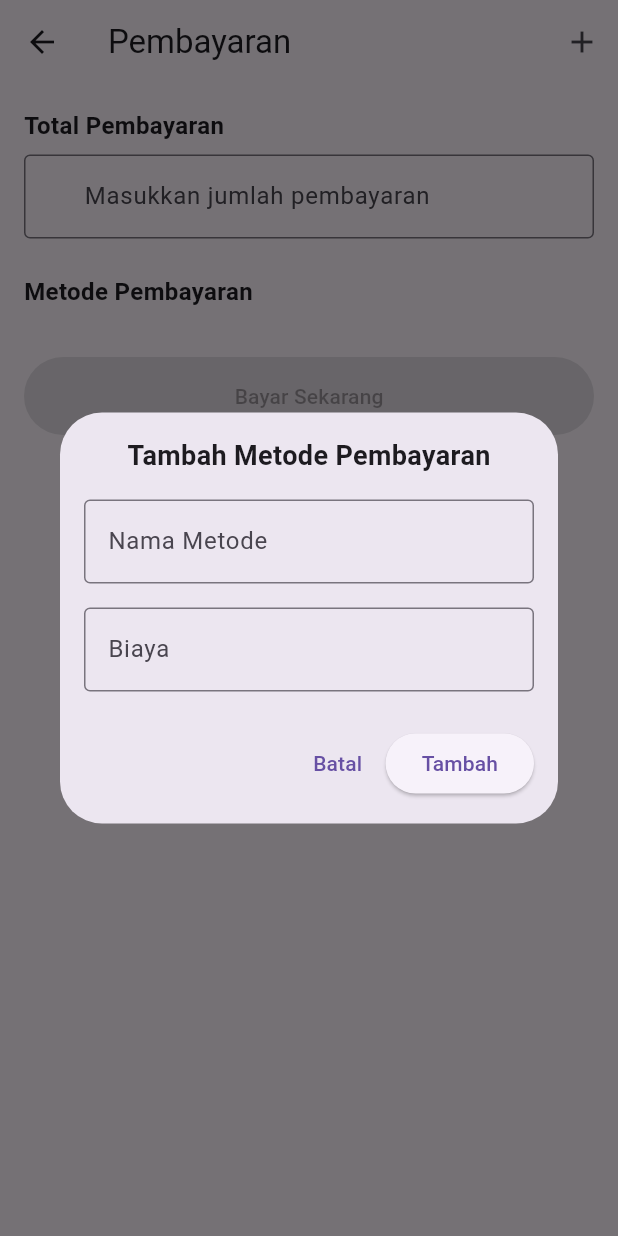
After one commit to reddishowo/dressmaker-app, a Flutter app: the PaymentView screen opened by its route, after a tap on the "add" icon, on a phone screen of 412 x 824 dp. The commit adds this screen. Run offline on Flutter 3.47's test engine with Material 3 defaults, Android fonts, the phone set to English and light mode, and no system bars; our stand-ins replace cloud_firestore, firebase_auth, firebase_core, get, get_storage, timeago; accounts and stored records are empty.

Commit message:
add payment page

```diff
--- /dev/null
+++ b/lib/app/data/models/payment_method_model.dart
@@ -0,0 +1,27 @@
+class PaymentMethodModel {
+  String? id;
+  String? name;
+  double? fee;
+
+  PaymentMethodModel({
+    this.id,
+    this.name,
+    this.fee,
+  });
+
+  Map<String, dynamic> toJson() {
+    return {
+      'id': id,
+      'name': name,
+      'fee': fee,
+    };
+  }
+
+  factory PaymentMethodModel.fromJson(Map<String, dynamic> json) {
+    return PaymentMethodModel(
+      id: json['id'],
+      name: json['name'],
+      fee: json['fee']?.toDouble(),
+    );
+  }
+}
--- /dev/null
+++ b/lib/app/data/models/payment_model.dart
@@ -0,0 +1,35 @@
+class PaymentModel {
+  String? id;
+  String? method;
+  double? amount;
+  String? status;
+  DateTime? createdAt;
+
+  PaymentModel({
+    this.id,
+    this.method,
+    this.amount,
+    this.status,
+    this.createdAt,
+  });
+
+  Map<String, dynamic> toJson() {
+    return {
+      'id': id,
+      'method': method,
+      'amount': amount,
+      'status': status,
+      'createdAt': createdAt?.toIso8601String(),
+    };
+  }
+
+  factory PaymentModel.fromJson(Map<String, dynamic> json) {
+    return PaymentModel(
+      id: json['id'],
+      method: json['method'],
+      amount: json['amount']?.toDouble(),
+      status: json['status'],
+      createdAt: json['createdAt'] != null ? DateTime.parse(json['createdAt']) : null,
+    );
+  }
+}
--- a/lib/app/modules/order/controllers/order_controller.dart
+++ b/lib/app/modules/order/controllers/order_controller.dart
@@ -104,7 +104,7 @@ class OrderController extends GetxController {
       homeController.loadUserData();
 
       // Navigate back to home
-      Get.offNamed('/home');
+      Get.offNamed('/payment');
     } catch (e) {
       Get.snackbar(
         "Error",
--- /dev/null
+++ b/lib/app/modules/payment/bindings/payment_binding.dart
@@ -0,0 +1,8 @@
+import 'package:get/get.dart';
+import '../controllers/payment_controller.dart';
+class PaymentBinding implements Bindings {
+  @override
+  void dependencies() {
+    Get.lazyPut(() => PaymentController());
+  }
+}
--- /dev/null
+++ b/lib/app/modules/payment/controllers/payment_controller.dart
@@ -0,0 +1,125 @@
+import 'package:get/get.dart';
+import 'package:cloud_firestore/cloud_firestore.dart';
+import '../../../data/models/payment_method_model.dart';
+import '../../../data/models/payment_model.dart';
+
+class PaymentController extends GetxController {
+  final FirebaseFirestore _firestore = FirebaseFirestore.instance;
+
+  final Rx<String> selectedMethod = ''.obs;
+  final RxBool isLoading = false.obs;
+  final RxDouble amount = 0.0.obs;
+  final RxList<PaymentMethodModel> paymentMethods = <PaymentMethodModel>[].obs;
+
+  @override
+  void onInit() {
+    super.onInit();
+    fetchPaymentMethods();
+  }
+
+  // Fetch payment methods from Firebase
+  Future<void> fetchPaymentMethods() async {
+    try {
+      final snapshot = await _firestore.collection('payment_methods').get();
+      final methods = snapshot.docs
+          .map((doc) => PaymentMethodModel.fromJson(doc.data()))
+          .toList();
+      paymentMethods.assignAll(methods);
+    } catch (e) {
+      Get.snackbar('Error', 'Gagal mengambil metode pembayaran: $e');
+    }
+  }
+
+  // Add new payment method
+  Future<void> addPaymentMethod(PaymentMethodModel method) async {
+    try {
+      isLoading.value = true;
+      final docRef = _firestore.collection('payment_methods').doc();
+      method.id = docRef.id;
+      await docRef.set(method.toJson());
+      await fetchPaymentMethods();
+      Get.back(); // Close dialog
+      Get.snackbar('Sukses', 'Metode pembayaran berhasil ditambahkan');
+    } catch (e) {
+      Get.snackbar('Error', 'Gagal menambahkan metode pembayaran: $e');
+    } finally {
+      isLoading.value = false;
+    }
+  }
+
+  // Update payment method
+  Future<void> updatePaymentMethod(PaymentMethodModel method) async {
+    try {
+      isLoading.value = true;
+      await _firestore
+          .collection('payment_methods')
+          .doc(method.id)
+          .update(method.toJson());
+      await fetchPaymentMethods();
+      Get.back(); // Close dialog
+      Get.snackbar('Sukses', 'Metode pembayaran berhasil diperbarui');
+    } catch (e) {
+      Get.snackbar('Error', 'Gagal memperbarui metode pembayaran: $e');
+    } finally {
+      isLoading.value = false;
+    }
+  }
+
+  // Delete payment method
+  Future<void> showdeletePaymentMethod(String id) async {
+    try {
+      isLoading.value = true;
+      await _firestore.collection('payment_methods').doc(id).delete();
+      await fetchPaymentMethods();
+      Get.snackbar('Sukses', 'Metode pembayaran berhasil dihapus');
+    } catch (e) {
+      Get.snackbar('Error', 'Gagal menghapus metode pembayaran: $e');
+    } finally {
+      isLoading.value = false;
+    }
+  }
+
+  void setPaymentMethod(String method) {
+    selectedMethod.value = method;
+  }
+
+  void setAmount(double value) {
+    amount.value = value;
+  }
+
+  Future<void> processPayment() async {
+    if (selectedMethod.isEmpty) {
+      Get.snackbar('Error', 'Pilih metode pembayaran terlebih dahulu');
+      return;
+    }
+
+    try {
+      isLoading.value = true;
+
+      final payment = PaymentModel(
+        id: DateTime.now().millisecondsSinceEpoch.toString(),
+        method: selectedMethod.value,
+        amount: amount.value,
+        status: 'success',
+        createdAt: DateTime.now(),
+      );
+
+      await _firestore
+          .collection('payments')
+          .doc(payment.id)
+          .set(payment.toJson());
+
+      Get.snackbar('Sukses', 'Pembayaran berhasil diproses');
+
+      // Reset form dan navigate ke home
+      selectedMethod.value = '';
+      amount.value = 0.0;
+      Get.offAllNamed('/home');
+
+    } catch (e) {
+      Get.snackbar('Error', 'Terjadi kesalahan: $e');
+    } finally {
+      isLoading.value = false;
+    }
+  }
+}
--- /dev/null
+++ b/lib/app/modules/payment/views/payment_view.dart
@@ -0,0 +1,210 @@
+import 'package:flutter/material.dart';
+import 'package:get/get.dart';
+import '../controllers/payment_controller.dart';
+import '../../../data/models/payment_method_model.dart';
+
+class PaymentView extends GetView<PaymentController> {
+  const PaymentView({Key? key}) : super(key: key);
+
+  @override
+  Widget build(BuildContext context) {
+    return Scaffold(
+      appBar: AppBar(
+        title: const Text('Pembayaran'),
+        actions: [
+          IconButton(
+            icon: const Icon(Icons.add),
+            onPressed: () => _showPaymentMethodDialog(),
+          ),
+        ],
+      ),
+      body: Obx(
+        () => controller.isLoading.value
+            ? const Center(child: CircularProgressIndicator())
+            : SingleChildScrollView(
+                padding: const EdgeInsets.all(16),
+                child: Column(
+                  crossAxisAlignment: CrossAxisAlignment.start,
+                  children: [
+                    const Text(
+                      'Total Pembayaran',
+                      style: TextStyle(
+                        fontSize: 16,
+                        fontWeight: FontWeight.bold,
+                      ),
+                    ),
+                    const SizedBox(height: 8),
+                    TextField(
+                      keyboardType: TextInputType.number,
+                      decoration: const InputDecoration(
+                        border: OutlineInputBorder(),
+                        hintText: 'Masukkan jumlah pembayaran',
+                        prefixText: 'Rp ',
+                      ),
+                      onChanged: (value) {
+                        controller.setAmount(
+                          double.tryParse(value) ?? 0.0,
+                        );
+                      },
+                    ),
+                    const SizedBox(height: 24),
+                    Row(
+                      mainAxisAlignment: MainAxisAlignment.spaceBetween,
+                      children: [
+                        const Text(
+                          'Metode Pembayaran',
+                          style: TextStyle(
+                            fontSize: 16,
+                            fontWeight: FontWeight.bold,
+                          ),
+                        ),
+                      ],
+                    ),
+                    const SizedBox(height: 8),
+                    Obx(() => ListView.builder(
+                      shrinkWrap: true,
+                      physics: const NeverScrollableScrollPhysics(),
+                      itemCount: controller.paymentMethods.length,
+                      itemBuilder: (context, index) {
+                        final method = controller.paymentMethods[index];
+                        return Dismissible(
+                          key: Key(method.id!),
+                          direction: DismissDirection.endToStart,
+                          background: Container(
+                            color: Colors.red,
+                            alignment: Alignment.centerRight,
+                            padding: const EdgeInsets.only(right: 16),
+                            child: const Icon(Icons.delete, color: Colors.white),
+                          ),
+                          onDismissed: (_) {
+                            controller.showdeletePaymentMethod(method.id!);
+                          },
+                          child: RadioListTile<String>(
+                            title: Text(method.name!),
+                            subtitle: Text('Biaya: Rp ${method.fee}'),
+                            value: method.id!,
+                            groupValue: controller.selectedMethod.value,
+                            onChanged: (value) {
+                              controller.setPaymentMethod(value!);
+                            },
+                            secondary: IconButton(
+                              icon: const Icon(Icons.edit),
+                              onPressed: () => _showPaymentMethodDialog(method: method),
+                            ),
+                          ),
+                        );
+                      },
+                    )),
+                    const SizedBox(height: 24),
+                    SizedBox(
+                      width: double.infinity,
+                      child: ElevatedButton(
+                        onPressed: controller.selectedMethod.isEmpty
+                            ? null
+                            : controller.processPayment,
+                        style: ElevatedButton.styleFrom(
+                          padding: const EdgeInsets.symmetric(vertical: 16),
+                        ),
+                        child: const Text('Bayar Sekarang'),
+                      ),
+                    ),
+                  ],
+                ),
+              ),
+      ),
+    );
+  }
+
+  void _showPaymentMethodDialog({PaymentMethodModel? method}) {
+    final isEditing = method != null;
+    final nameController = TextEditingController(text: method?.name);
+    final feeController = TextEditingController(text: method?.fee?.toString());
+
+    Get.dialog(
+      Dialog(
+        child: SingleChildScrollView(
+          padding: const EdgeInsets.all(16),
+          child: Column(
+            mainAxisSize: MainAxisSize.min,
+            children: [
+              Text(
+                isEditing ? 'Edit Metode Pembayaran' : 'Tambah Metode Pembayaran',
+                style: const TextStyle(
+                  fontSize: 18,
+                  fontWeight: FontWeight.bold,
+                ),
+              ),
+              const SizedBox(height: 16),
+              TextField(
+                controller: nameController,
+                decoration: const InputDecoration(
+                  labelText: 'Nama Metode',
+                  border: OutlineInputBorder(),
+                ),
+              ),
+              const SizedBox(height: 16),
+              TextField(
+                controller: feeController,
+                keyboardType: TextInputType.number,
+                decoration: const InputDecoration(
+                  labelText: 'Biaya',
+                  border: OutlineInputBorder(),
+                  prefixText: 'Rp ',
+                ),
+              ),
+              const SizedBox(height: 24),
+              Row(
+                mainAxisAlignment: MainAxisAlignment.spaceBetween,
+                children: [
+                  if (isEditing) ...[
+                    ElevatedButton(
+                      onPressed: () {
+                        controller.showdeletePaymentMethod(method!.id!);
+                        Get.back();
+                      },
+                      style: ElevatedButton.styleFrom(
+                        backgroundColor: Colors.red,
+                      ),
+                      child: const Text('Hapus'),
+                    ),
+                  ],
+                  const Spacer(),
+                  TextButton(
+                    onPressed: () => Get.back(),
+                    child: const Text('Batal'),
+                  ),
+                  ElevatedButton(
+                    onPressed: () {
+                      if (nameController.text.isEmpty || feeController.text.isEmpty) {
+                        Get.snackbar(
+                          'Error',
+                          'Nama metode dan biaya harus diisi',
+                          backgroundColor: Colors.red[100],
+                        );
+                        return;
+                      }
+
+                      final newMethod = PaymentMethodModel(
+                        id: method?.id,
+                        name: nameController.text,
+                        fee: double.tryParse(feeController.text) ?? 0,
+                      );
+
+                      if (isEditing) {
+                        controller.updatePaymentMethod(newMethod);
+                      } else {
+                        controller.addPaymentMethod(newMethod);
+                      }
+                      Get.back();
+                    },
+                    child: Text(isEditing ? 'Simpan' : 'Tambah'),
+                  ),
+                ],
+              ),
+            ],
+          ),
+        ),
+      ),
+    );
+  }
+}
--- a/lib/app/routes/app_pages.dart
+++ b/lib/app/routes/app_pages.dart
@@ -13,6 +13,8 @@ import 'package:clothing_store/app/modules/measurement/bindings/measurement_bind
 import 'package:clothing_store/app/modules/measurement/views/measurement_view.dart';
 import 'package:clothing_store/app/modules/order/bindings/order_binding.dart';
 import 'package:clothing_store/app/modules/order/views/order_view.dart';
+import 'package:clothing_store/app/modules/payment/bindings/payment_binding.dart';
+import 'package:clothing_store/app/modules/payment/views/payment_view.dart';
 import 'package:clothing_store/app/modules/profiles/bindings/profile_binding.dart';
 import 'package:clothing_store/app/modules/profiles/views/profile_view.dart';
 import 'package:clothing_store/app/modules/search/bindings/search_binding.dart'; // Import SearchBinding
@@ -104,5 +106,10 @@ class AppPages {
       page: () => FeedbackView(),
       binding: FeedbackBinding(),
     ),
+    GetPage(
+      name: _Paths.PAYMENT,
+      page: () => PaymentView(),
+      binding: PaymentBinding(),
+    ),
   ];
 }
--- a/lib/app/routes/app_routes.dart
+++ b/lib/app/routes/app_routes.dart
@@ -15,6 +15,7 @@ abstract class Routes {
   static const ACCOUNT = _Paths.ACCOUNT;
   static const SEARCH = _Paths.SEARCH;
   static const FEEDBACK = _Paths.FEEDBACK; // Add the new route for SearchView
+  static const PAYMENT = _Paths.PAYMENT;
 }
 
 abstract class _Paths {
@@ -30,5 +31,6 @@ abstract class _Paths {
   static const ABOUT = '/about';
   static const ACCOUNT = '/account-settings';
   static const SEARCH = '/search';
-  static const FEEDBACK = '/feedback'; // Add the new path for SearchView
+  static const FEEDBACK = '/feedback';
+  static const PAYMENT = '/payment'; // Add the new path for SearchView
 }
```
